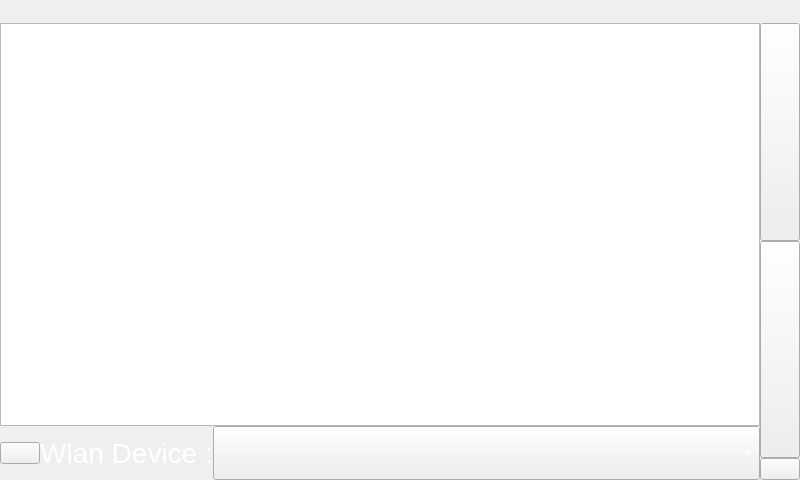
The window that wlanconfig.ui (bigtreetech/OctoBTT) describes before a commit, drawn with Qt 5.
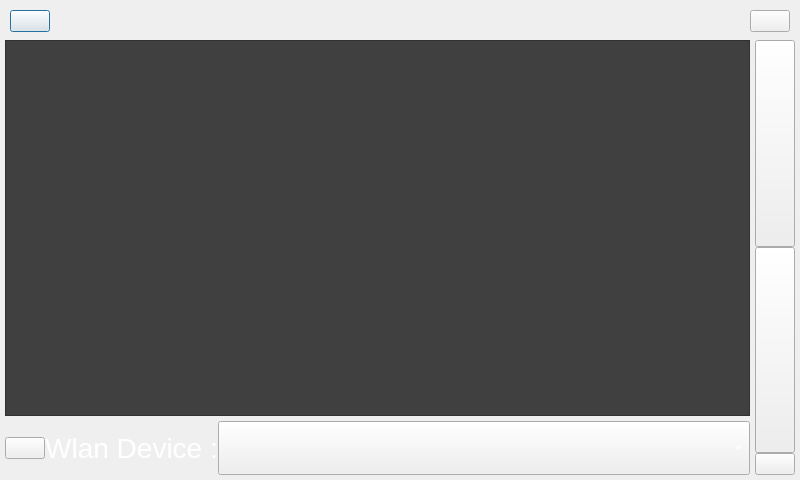
The same window after the commit. Icons and pictures are not drawn.

Patch:
```diff
--- a/wlanconfig.ui
+++ b/wlanconfig.ui
@@ -24,25 +24,35 @@
     <number>3</number>
    </property>
    <property name="leftMargin">
-    <number>0</number>
+    <number>5</number>
    </property>
    <property name="topMargin">
-    <number>0</number>
+    <number>5</number>
    </property>
    <property name="rightMargin">
-    <number>0</number>
+    <number>5</number>
    </property>
    <property name="bottomMargin">
-    <number>0</number>
+    <number>5</number>
    </property>
    <item>
     <layout class="QHBoxLayout" name="horizontalLayout_3">
+     <property name="leftMargin">
+      <number>5</number>
+     </property>
+     <property name="topMargin">
+      <number>5</number>
+     </property>
+     <property name="rightMargin">
+      <number>5</number>
+     </property>
+     <property name="bottomMargin">
+      <number>5</number>
+     </property>
      <item>
       <widget class="QPushButton" name="Btn_Back">
-       <property name="styleSheet">
-        <string notr="true">border:none;
-font: 75 30pt &quot;Gill Sans MT&quot;;
-</string>
+       <property name="whatsThis">
+        <string>BTStyleSheet2</string>
        </property>
        <property name="text">
         <string/>
@@ -112,11 +122,6 @@
        <property name="layoutDirection">
         <enum>Qt::RightToLeft</enum>
        </property>
-       <property name="styleSheet">
-        <string notr="true">border:none;
-font: 75 30pt &quot;Gill Sans MT&quot;;
-</string>
-       </property>
        <property name="text">
         <string/>
        </property>
@@ -137,7 +142,7 @@
    <item>
     <layout class="QGridLayout" name="gridLayout" rowminimumheight="6,1" columnminimumwidth="7,1">
      <property name="spacing">
-      <number>0</number>
+      <number>5</number>
      </property>
      <item row="0" column="0">
       <widget class="QListView" name="WPA_List">
@@ -146,6 +151,9 @@
          <pointsize>30</pointsize>
         </font>
        </property>
+       <property name="styleSheet">
+        <string notr="true">background-color: rgb(64, 64, 64);</string>
+       </property>
        <property name="editTriggers">
         <set>QAbstractItemView::NoEditTriggers</set>
        </property>
```
Left out of the diff: 21 changed lines with no effect on the pictures.
